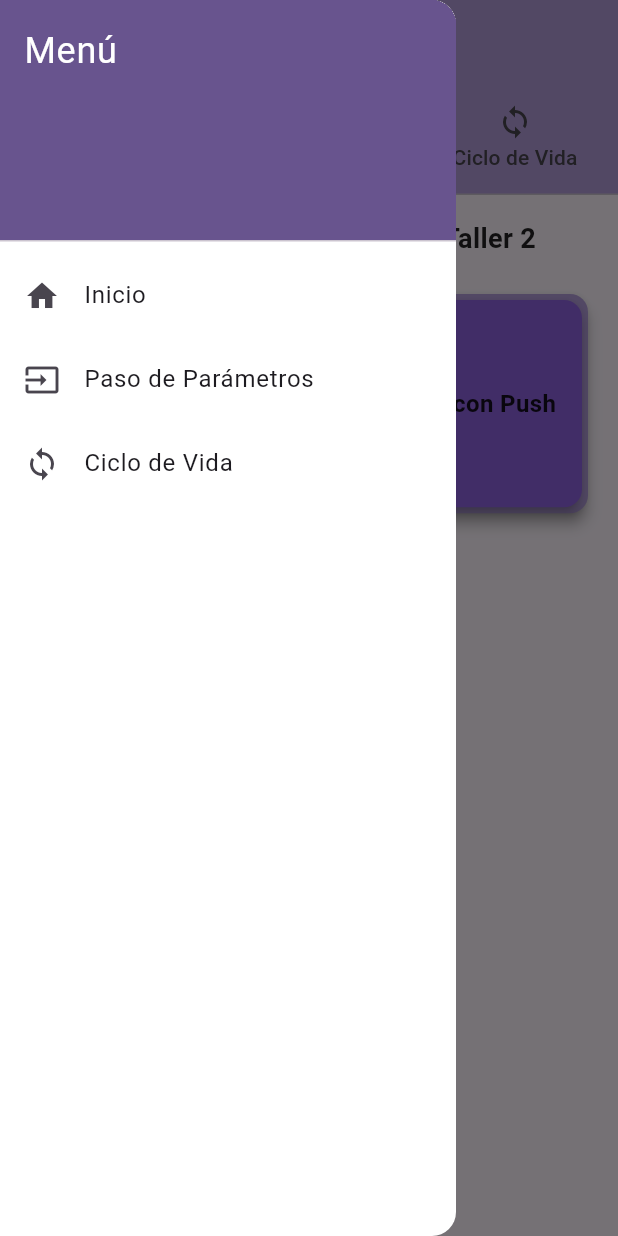
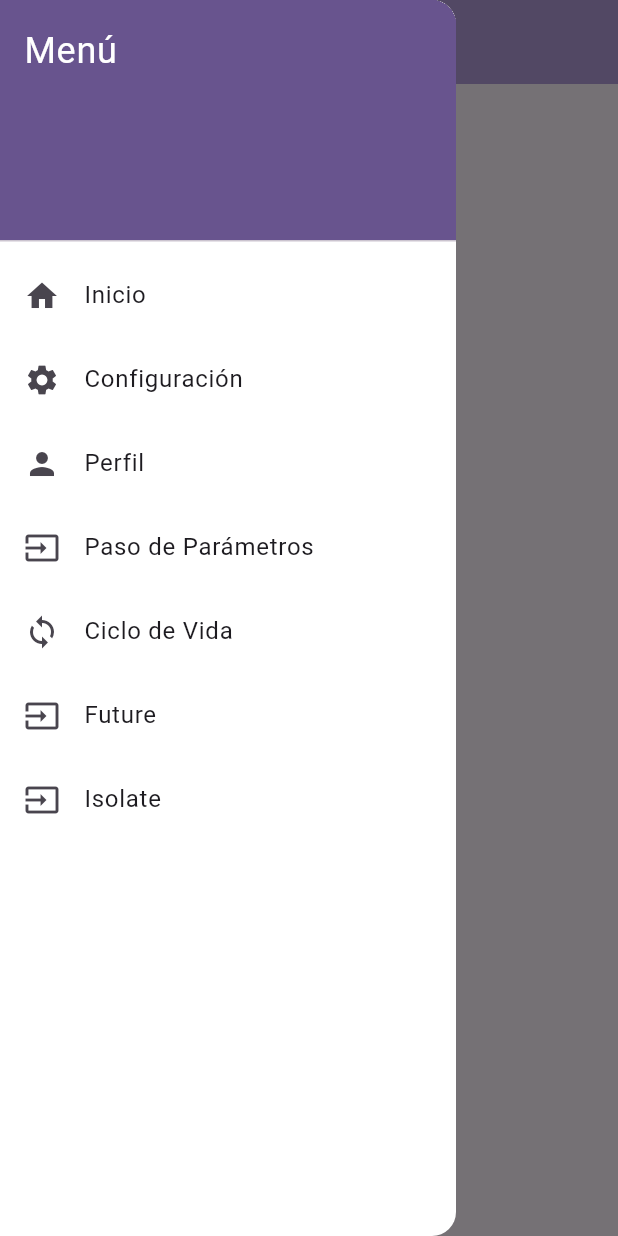
Before and after one commit to SofiaToro018/talleres_moviles, a Flutter app: the screen it shows after launch, with the side drawer open, on a phone screen of 412 x 824 dp. Run offline on Flutter 3.47's test engine with Material 3 defaults, Android fonts, the phone set to English and light mode, and no system bars; our stand-ins replace go_router; Roboto replaces fonts that are missing (Montserrat).

Commit message:
feat: refactor HomeScreen y  BaseView, integrando CustomDrawer para mejorar la navegación

```diff
--- a/lib/routes/app_router.dart
+++ b/lib/routes/app_router.dart
@@ -6,19 +6,46 @@ import '../view/home/home_screen.dart';
 
 final GoRouter appRouter = GoRouter(
   routes: [
-    GoRoute(path: '/', builder: (context, state) => const TabBarWidget()),
-    GoRoute(path: '/home', builder: (context, state) => const HomeScreen()),
     GoRoute(
-      path: '/detalle/:parametro/:metodo',
+      path: '/',
+      builder: (context, state) => const HomeScreen(), // Usa HomeView
+    ),
+    // Rutas para el paso de parámetros
+    GoRoute(
+      path: '/paso_parametros',
+      name: 'paso_parametros',
+      builder: (context, state) => const PasoParametrosScreen(),
+    ),
+
+    // !Ruta para el detalle con parámetros
+    GoRoute(
+      path:
+          '/detalle/:parametro/:metodo', //la ruta recibe dos parametros los " : " indican que son parametros
       builder: (context, state) {
+        //*se capturan los parametros recibidos
+        // declarando las variables parametro y metodo
+        // es final porque no se van a modificar
         final parametro = state.pathParameters['parametro']!;
         final metodo = state.pathParameters['metodo']!;
         return DetalleScreen(parametro: parametro, metodoNavegacion: metodo);
       },
     ),
+    //!Ruta para el ciclo de vida
     GoRoute(
       path: '/ciclo_vida',
       builder: (context, state) => const CicloVidaScreen(),
     ),
+    //!Ruta para FUTURE
+    GoRoute(
+      path: '/future',
+      name: 'future',
+      builder: (context, state) => const FutureView(),
+    ),
+    //!Ruta para ISOLATE
+    GoRoute(
+      path: '/isolate',
+      name: 'isolate',
+      builder: (context, state) => const IsolateView(),
+    ),
   ],
 );
--- a/lib/view/home/home_screen.dart
+++ b/lib/view/home/home_screen.dart
@@ -1,83 +1,31 @@
 import 'package:flutter/material.dart';
 import 'package:go_router/go_router.dart';
 import '../../themes/app_theme.dart';
+import '../../widgets/custom_drawer.dart';
 
 class HomeScreen extends StatelessWidget {
   const HomeScreen({super.key});
 
   @override
   Widget build(BuildContext context) {
-    // Ítems que enviarán un parámetro y usarán distintos métodos de navegación
-    final List<Map<String, String>> items = [
-      {'label': 'Navegar con Go', 'param': 'Item 1', 'method': 'go'},
-      {'label': 'Navegar con Push', 'param': 'Item 2', 'method': 'push'},
-      {'label': 'Navegar con Replace', 'param': 'Item 3', 'method': 'replace'},
-    ];
     return Scaffold(
-      body: Padding(
-        padding: const EdgeInsets.all(16.0),
+      appBar: AppBar(title: const Text('Taller Segundo Plano')),
+      drawer: const CustomDrawer(),
+      body: Center(
         child: Column(
+          mainAxisAlignment: MainAxisAlignment.center,
           children: [
-            const Text(
-              'Bienvenido al Dashboard del Taller 2',
-              style: TextStyle(fontSize: 18, fontWeight: FontWeight.bold),
+            ElevatedButton(
+              onPressed: () => Navigator.pushNamed(context, '/future'),
+              child: const Text("Future / async-await"),
             ),
-            const SizedBox(height: 20),
-            Expanded(
-              child: GridView.builder(
-                itemCount: items.length,
-                gridDelegate: const SliverGridDelegateWithFixedCrossAxisCount(
-                  crossAxisCount: 2,
-                  childAspectRatio: 1.2,
-                  crossAxisSpacing: 10,
-                  mainAxisSpacing: 10,
-                ),
-                itemBuilder: (context, index) {
-                  final item = items[index];
-                  final param = item['param']!;
-                  final method = item['method']!;
-                  return GestureDetector(
-                    onTap: () {
-                      // Selecciona método de navegación según el item
-                      if (method == 'go') {
-                        context.go('/detalle/$param/$method');
-                      } else if (method == 'push') {
-                        context.push('/detalle/$param/$method');
-                      } else {
-                        context.replace('/detalle/$param/$method');
-                      }
-                    },
-                    child: Card(
-                      color: AppTheme.cardColor,
-                      elevation: 4,
-                      shape: RoundedRectangleBorder(
-                        borderRadius: BorderRadius.circular(12),
-                      ),
-                      child: Hero(
-                        tag:
-                            param, // 👈 Hero usa el parámetro como identificador único
-                        child: Card(
-                          color: const Color.fromARGB(255, 142, 97, 225),
-                          elevation: 4,
-                          shape: RoundedRectangleBorder(
-                            borderRadius: BorderRadius.circular(12),
-                          ),
-                          child: Center(
-                            child: Text(
-                              item['label']!,
-                              style: const TextStyle(
-                                fontSize: 16,
-                                fontWeight: FontWeight.bold,
-                              ),
-                              textAlign: TextAlign.center,
-                            ),
-                          ),
-                        ),
-                      ),
-                    ),
-                  );
-                },
-              ),
+            ElevatedButton(
+              onPressed: () => Navigator.pushNamed(context, '/timer'),
+              child: const Text("Cronómetro"),
+            ),
+            ElevatedButton(
+              onPressed: () => Navigator.pushNamed(context, '/isolate'),
+              child: const Text("Isolate Tarea Pesada"),
             ),
           ],
         ),
--- /dev/null
+++ b/lib/widgets/base_drawer.dart
@@ -0,0 +1,18 @@
+import 'package:flutter/material.dart';
+import 'custom_drawer.dart';
+
+class BaseView extends StatelessWidget {
+  final String title;
+  final Widget body;
+
+  const BaseView({super.key, required this.title, required this.body});
+
+  @override
+  Widget build(BuildContext context) {
+    return Scaffold(
+      appBar: AppBar(title: Text(title)),
+      drawer: const CustomDrawer(), // Drawer persistente para todas las vistas
+      body: body,
+    );
+  }
+}
--- /dev/null
+++ b/lib/widgets/custom_drawer.dart
@@ -0,0 +1,101 @@
+import 'package:flutter/material.dart';
+import 'package:go_router/go_router.dart';
+
+class CustomDrawer extends StatelessWidget {
+  const CustomDrawer({super.key});
+
+  @override
+  Widget build(BuildContext context) {
+    return Drawer(
+      child: ListView(
+        padding: EdgeInsets.zero,
+        children: [
+          DrawerHeader(
+            decoration: BoxDecoration(
+              color: Theme.of(
+                context,
+              ).colorScheme.primary, // Usa el color primario del tema
+            ),
+            child: const Text(
+              'Menú',
+              style: TextStyle(
+                color: Colors
+                    .white, // Texto blanco para contrastar con el color primario
+                fontSize: 24,
+              ),
+            ),
+          ),
+          ListTile(
+            leading: const Icon(Icons.home),
+            title: const Text('Inicio'),
+            onTap: () {
+              //context.go('/'); // Navega a la ruta principal
+              //Reemplaza la ruta actual en la pila de navegación.
+              //No permite volver atrás automáticamente, ya que no agrega la nueva ruta a la pila.
+              //Útil para navegación sin historial, como en barra de navegación o cambiar de pestañas.
+              context.go('/'); // Navega a la ruta principal
+              Navigator.pop(context); // Cierra el drawer
+            },
+          ),
+          ListTile(
+            leading: const Icon(Icons.settings),
+            title: const Text('Configuración'),
+            onTap: () {
+              //context.push(String route)
+              //Añade la nueva ruta a la pila de navegación.
+              //Permite volver atrás con context.pop().
+              //Ideal para flujos donde el usuario puede regresar, como navegar a una pantalla de detalles.
+              context.push(
+                '/settings',
+              ); // Navega a la pantalla de configuración
+              Navigator.pop(context); // Cierra el drawer
+            },
+          ),
+          ListTile(
+            leading: const Icon(Icons.person),
+            title: const Text('Perfil'),
+            onTap: () {
+              //context.replace(String route)
+              //Similar a go(), pero en este caso reemplaza la ruta actual sin eliminar el historial anterior.
+              //Útil si quieres evitar que el usuario regrese a la pantalla anterior
+              //pero manteniendo la posibilidad de navegar hacia otras rutas en la pila
+              context.replace('/profile'); // Navega a la pantalla de perfil
+              Navigator.pop(context); // Cierra el drawer
+            },
+          ),
+          //!PASO DE PARAMETROS
+          ListTile(
+            leading: const Icon(Icons.input),
+            title: const Text('Paso de Parámetros'),
+            onTap: () {
+              context.go('/paso_parametros');
+            },
+          ),
+          ListTile(
+            leading: const Icon(Icons.loop),
+            title: const Text('Ciclo de Vida'),
+            onTap: () {
+              context.go('/ciclo_vida');
+            },
+          ),
+          //!FUTURE
+          ListTile(
+            leading: const Icon(Icons.input),
+            title: const Text('Future'),
+            onTap: () {
+              context.go('/future');
+            },
+          ),
+          //!ISOLATE
+          ListTile(
+            leading: const Icon(Icons.input),
+            title: const Text('Isolate'),
+            onTap: () {
+              context.go('/isolate');
+            },
+          ),
+        ],
+      ),
+    );
+  }
+}
```
